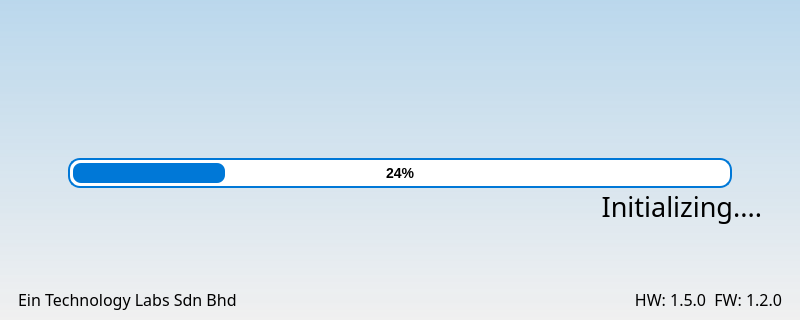
Qt form QT_APP/mainwindow.ui (eSpark-Backup/nabilfesal-msm-fw) before a commit; both pictures show x 0 to 800 and y 160 to 480 of the 800 by 480 pixel window.
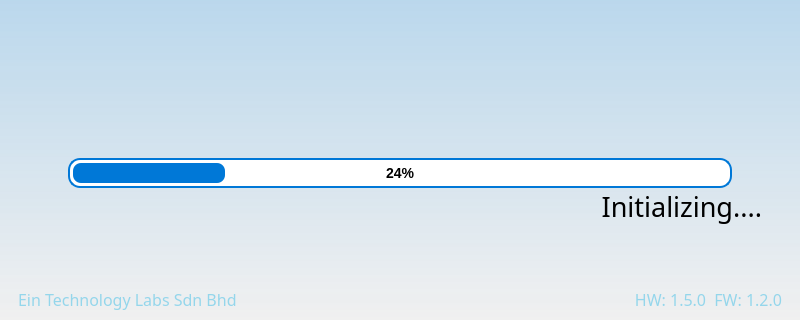
The same form after that commit. Icons and pictures are not drawn.

Diff of the .ui file:
```diff
--- a/QT_APP/mainwindow.ui
+++ b/QT_APP/mainwindow.ui
@@ -183,7 +183,8 @@
          </font>
         </property>
         <property name="styleSheet">
-         <string notr="true">background-color: rgba(255, 255, 255,0);</string>
+         <string notr="true">background-color: rgba(255, 255, 255,0);
+color: rgb(148, 214, 235);</string>
         </property>
         <property name="text">
          <string>Ein Technology Labs Sdn Bhd</string>
@@ -199,7 +200,8 @@
          </font>
         </property>
         <property name="styleSheet">
-         <string notr="true">background-color: rgba(255, 255, 255,0);</string>
+         <string notr="true">color: rgb(148, 214, 235);
+background-color: rgba(255, 255, 255,0);</string>
         </property>
         <property name="text">
          <string>HW: 1.5.0  FW: 1.2.0</string>
```
